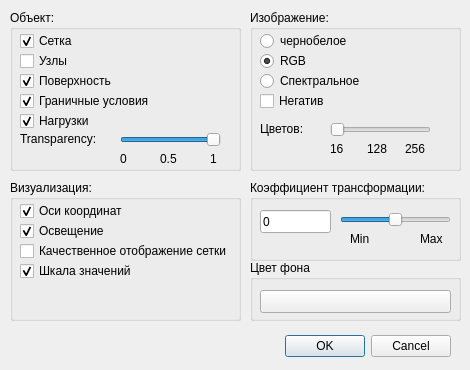
First picture: the form in mpp/setupimagedialog.ui, repository SeregaGomen/MIRELA, before the edit.
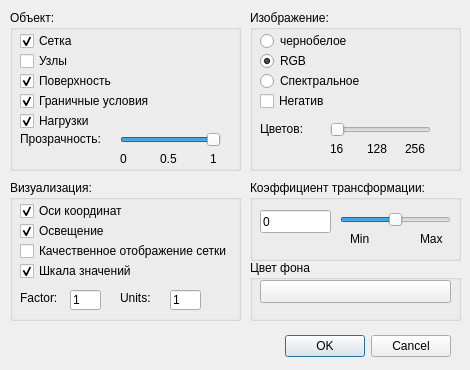
Second picture: the form after the edit.

```diff
--- a/mpp/setupimagedialog.ui
+++ b/mpp/setupimagedialog.ui
@@ -123,6 +123,58 @@
      <bool>true</bool>
     </property>
    </widget>
+   <widget class="QLabel" name="label_11">
+    <property name="geometry">
+     <rect>
+      <x>10</x>
+      <y>110</y>
+      <width>41</width>
+      <height>16</height>
+     </rect>
+    </property>
+    <property name="text">
+     <string>Factor:</string>
+    </property>
+   </widget>
+   <widget class="QLineEdit" name="leFactor">
+    <property name="geometry">
+     <rect>
+      <x>60</x>
+      <y>110</y>
+      <width>31</width>
+      <height>20</height>
+     </rect>
+    </property>
+    <property name="text">
+     <string>1</string>
+    </property>
+   </widget>
+   <widget class="QLabel" name="label_12">
+    <property name="geometry">
+     <rect>
+      <x>110</x>
+      <y>110</y>
+      <width>41</width>
+      <height>16</height>
+     </rect>
+    </property>
+    <property name="text">
+     <string>Units:</string>
+    </property>
+   </widget>
+   <widget class="QLineEdit" name="leUnits">
+    <property name="geometry">
+     <rect>
+      <x>160</x>
+      <y>110</y>
+      <width>31</width>
+      <height>20</height>
+     </rect>
+    </property>
+    <property name="text">
+     <string>1</string>
+    </property>
+   </widget>
   </widget>
   <widget class="QGroupBox" name="gbObject">
    <property name="geometry">
@@ -223,7 +275,7 @@
      </rect>
     </property>
     <property name="text">
-     <string>Transparency:</string>
+     <string>Прозрачность:</string>
     </property>
    </widget>
    <widget class="QSlider" name="hsAlpha">
@@ -541,7 +593,7 @@
     <property name="geometry">
      <rect>
       <x>10</x>
-      <y>30</y>
+      <y>20</y>
       <width>191</width>
       <height>23</height>
      </rect>
```
Left out of the diff: 19 changed lines with no effect on the pictures.
